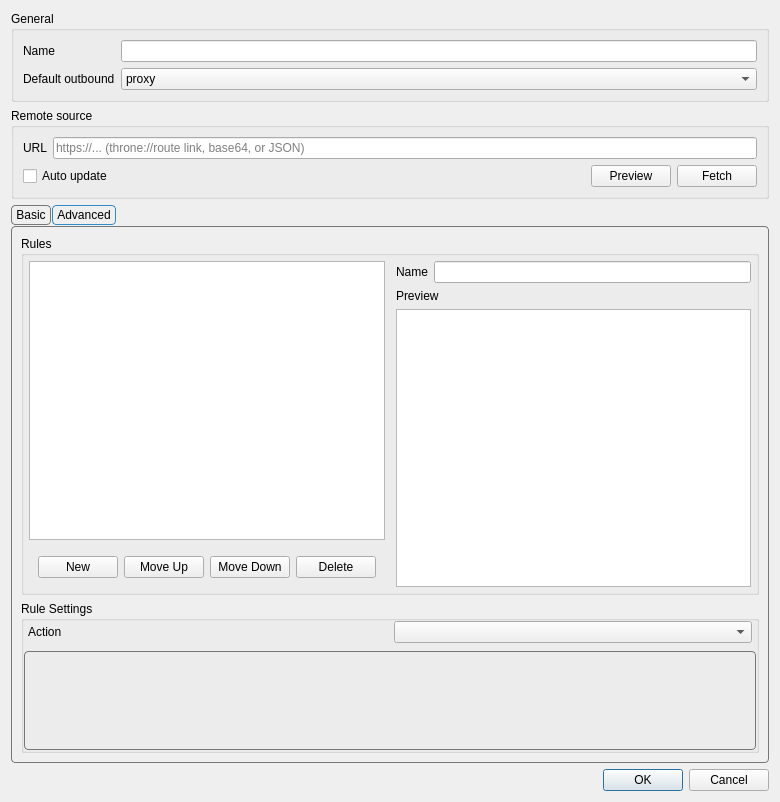
First picture: the form in include/ui/setting/RouteItem.ui, repository Yulinanami/ethernet-tun-test, before the edit.
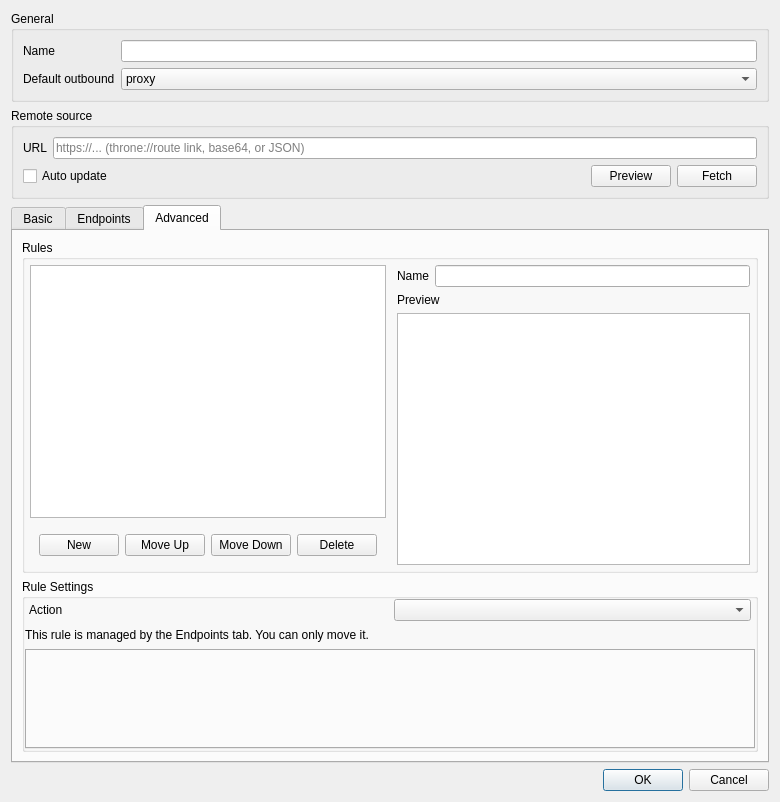
Second picture: the form after the edit. The open tabs and pages were chosen to show the change.

The edit to the form file:
```diff
--- a/include/ui/setting/RouteItem.ui
+++ b/include/ui/setting/RouteItem.ui
@@ -140,38 +140,6 @@
    </item>
    <item>
     <widget class="QTabWidget" name="tabWidget">
-     <property name="styleSheet">
-      <string notr="true">QTabWidget::pane {
-    margin-top: 1px;
-    border: 1px solid #777777;
-    border-radius: 4px;
-}
-
-QTabBar {
-    background: transparent;
-    qproperty-drawBase: 0;
-}
-
-QTabBar::tab {
-    border: 1px solid #777777;
-    border-radius: 4px;
-
-    padding: 2px 4px;
-    margin-right: 1px;
-}
-
-QTabBar::tab:selected {
-    border: 1px solid palette(highlight);
-}
-
-QTabBar::tab:!selected {
-    border: 1px solid #777777;
-}
-
-QTabBar::tab:hover:!selected {
-    border: 1px solid #777777;
-}</string>
-     </property>
      <property name="currentIndex">
       <number>0</number>
      </property>
@@ -257,6 +225,50 @@
        </item>
       </layout>
      </widget>
+     <widget class="QWidget" name="endpointsTab">
+      <attribute name="title">
+       <string>Endpoints</string>
+      </attribute>
+      <attribute name="toolTip">
+       <string>OpenVPN / OpenConnect profiles started alongside this routing profile. Traffic for the networks they advertise goes through them; everything else follows this profile's rules. Each endpoint gets a rule in the Advanced tab that you can move among your own rules. A chain endpoint can hand out one rule per inner OpenVPN / OpenConnect hop too, so traffic can be routed to a hop before the exit.</string>
+      </attribute>
+      <layout class="QVBoxLayout" name="endpointsTabLayout">
+       <item>
+        <layout class="QHBoxLayout" name="endpointsActionRow">
+         <item>
+          <widget class="QComboBox" name="endpointPicker">
+           <property name="sizePolicy">
+            <sizepolicy hsizetype="Expanding" vsizetype="Fixed">
+             <horstretch>1</horstretch>
+             <verstretch>0</verstretch>
+            </sizepolicy>
+           </property>
+           <property name="sizeAdjustPolicy">
+            <enum>QComboBox::SizeAdjustPolicy::AdjustToMinimumContentsLengthWithIcon</enum>
+           </property>
+          </widget>
+         </item>
+         <item>
+          <widget class="QPushButton" name="endpointAddBtn">
+           <property name="text">
+            <string>Add</string>
+           </property>
+          </widget>
+         </item>
+         <item>
+          <widget class="QPushButton" name="endpointRemoveBtn">
+           <property name="text">
+            <string>Remove</string>
+           </property>
+          </widget>
+         </item>
+        </layout>
+       </item>
+       <item>
+        <widget class="QListWidget" name="endpointList"/>
+       </item>
+      </layout>
+     </widget>
      <widget class="QWidget" name="tab">
       <attribute name="title">
        <string>Advanced</string>
@@ -443,6 +455,16 @@
             </item>
            </layout>
           </item>
+          <item>
+           <widget class="QLabel" name="rule_managed_note">
+            <property name="text">
+             <string>This rule is managed by the Endpoints tab. You can only move it.</string>
+            </property>
+            <property name="wordWrap">
+             <bool>true</bool>
+            </property>
+           </widget>
+          </item>
           <item>
            <widget class="QTabWidget" name="rule_attr_tabs">
             <property name="sizePolicy">
@@ -457,38 +479,6 @@
               <height>100</height>
              </size>
             </property>
-            <property name="styleSheet">
-             <string notr="true">QTabWidget::pane {
-    margin-top: 1px;
-    border: 1px solid #777777;
-    border-radius: 4px;
-}
-
-QTabBar {
-    background: transparent;
-    qproperty-drawBase: 0;
-}
-
-QTabBar::tab {
-    border: 1px solid #777777;
-    border-radius: 4px;
-
-    padding: 2px 4px;
-    margin-right: 1px;
-}
-
-QTabBar::tab:selected {
-    border: 1px solid palette(highlight);
-}
-
-QTabBar::tab:!selected {
-    border: 1px solid #777777;
-}
-
-QTabBar::tab:hover:!selected {
-    border: 1px solid #777777;
-}</string>
-            </property>
             <property name="currentIndex">
              <number>-1</number>
             </property>
```
